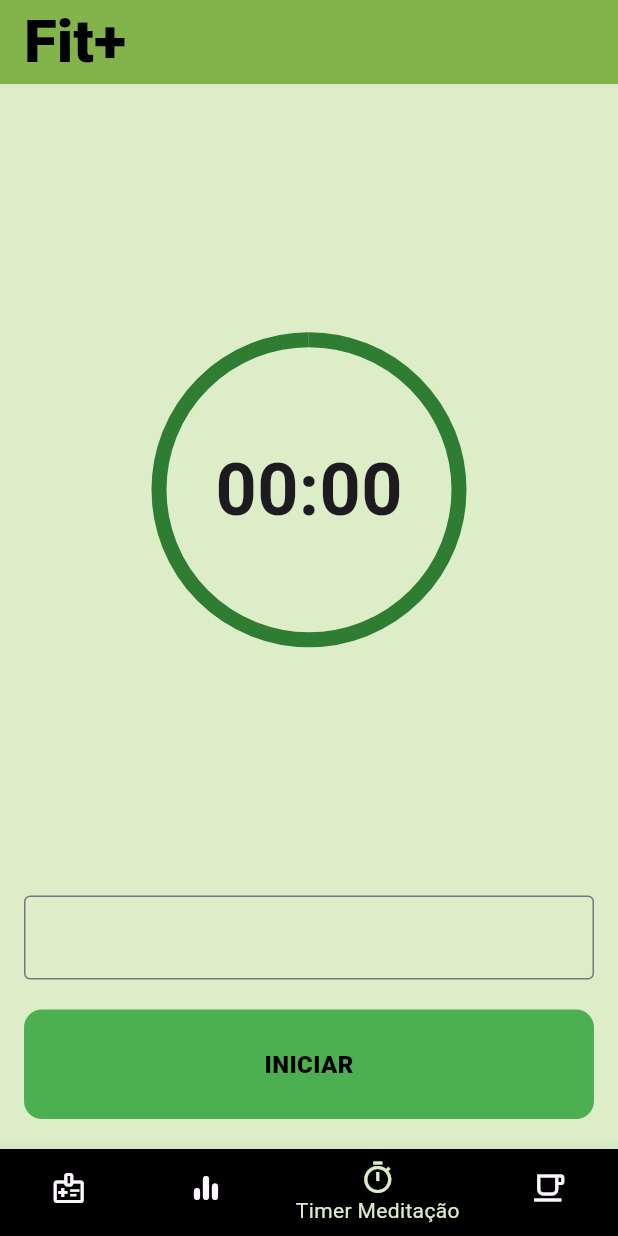
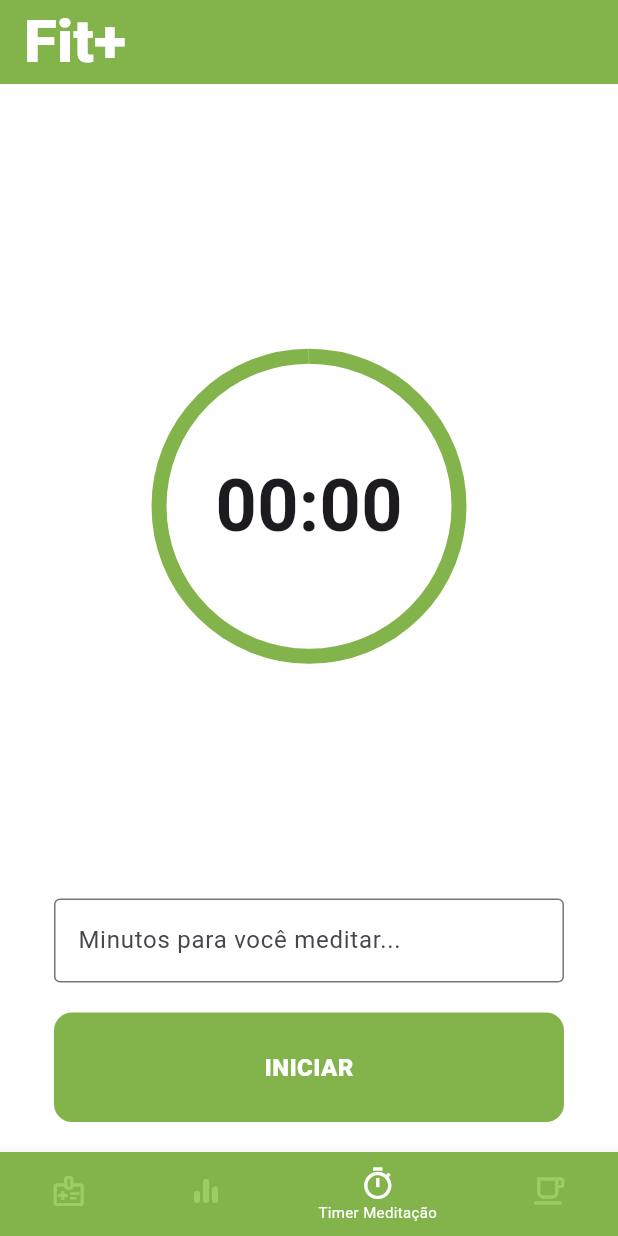
Before and after one commit to emal0n/fitmais, a Flutter app: the screen it shows after launch, item 3 of the bottom bar chosen, on a phone screen of 412 x 824 dp. Run offline on Flutter 3.47's test engine with Material 3 defaults, Android fonts, the light colour scheme and no system bars; our stand-ins replace cloud_firestore, firebase_core; accounts and stored records are empty.

Commit message:
Ajustes Gerais na Interface

```diff
--- a/lib/CtrlIMC.dart
+++ b/lib/CtrlIMC.dart
@@ -135,7 +135,7 @@ class CtrlImcState extends State<CtrlImc> {
             padding: const EdgeInsets.only(left: 20, right: 20, top: 20),
             decoration: const BoxDecoration(
               color: Colors.white,
-              borderRadius: BorderRadius.only(topLeft: Radius.circular(70))
+             // borderRadius: BorderRadius.only(topLeft: Radius.circular(70))
             ),
             child: Center(
                 child: Column(
--- a/lib/Dicas_saude.dart
+++ b/lib/Dicas_saude.dart
@@ -7,21 +7,27 @@ class DicasSaude extends StatelessWidget {
   @override
   Widget build(BuildContext context) {
     return Scaffold(
-      backgroundColor:  Colors.lightGreen[100],
-      body: Center(
+      body: Container(
+         decoration: const BoxDecoration(color: Color.fromARGB(255, 131, 180, 75)),
+          child: Container(
+            padding: const EdgeInsets.only(left: 20, right: 20, top: 20),
+            decoration: const BoxDecoration(
+              color: Colors.white,
+              borderRadius: BorderRadius.only(topLeft: Radius.circular(70))
+            ),
         child: Padding(
-          padding: const EdgeInsets.symmetric(horizontal: 25.0),
+          padding: const EdgeInsets.symmetric(horizontal: 10.0),
           child: Column(
             mainAxisAlignment: MainAxisAlignment.center,
             children: [
               Padding(
-                padding: const EdgeInsets.all(25.0),
+                padding: const EdgeInsets.all(10.0),
                 child: Image.asset(
                   'lib/Dumps/saude.png',
                   height: 240,
                 ),
               ),
-
+              const SizedBox(height: 20),
               const Text(
                 'Beba água!',
                 style: TextStyle(
@@ -95,6 +101,7 @@ class DicasSaude extends StatelessWidget {
           ),
         ),
       ),
+      ),
     );
   }
 }
--- a/lib/TelaPrincipal.dart
+++ b/lib/TelaPrincipal.dart
@@ -4,7 +4,6 @@ import 'package:fitmais/Dicas_saude.dart';
 import 'package:fitmais/mainVICTOR.dart';
 import 'package:flutter/material.dart';
 import 'package:flutter/widgets.dart';
-import 'package:google_nav_bar/google_nav_bar.dart';
 import 'CtrlIMC.dart';
 import 'timer.dart';
 
@@ -18,7 +17,6 @@ class TelaPrincipalState extends State<TelaPrincipal> {
   int _currentIndex = 0;
 
   final List<Widget> _pages = [
-
     DicasSaude(),
     CtrlImc(),
     Cronometro(),
@@ -39,7 +37,7 @@ class TelaPrincipalState extends State<TelaPrincipal> {
         titleTextStyle: const TextStyle(
         fontSize: 40,
         fontWeight:FontWeight.w900,
-        color: Colors.black,
+        color: Colors.white,
         ),
         backgroundColor: const Color.fromARGB(255, 131, 180, 75),
       ),
@@ -51,26 +49,28 @@ class TelaPrincipalState extends State<TelaPrincipal> {
           BottomNavigationBarItem(
             icon: Icon(Icons.medical_information_outlined),
             label: 'Dicas de Saúde',
-            backgroundColor:  Colors.black,
+            backgroundColor:  Color.fromARGB(255, 131, 180, 75),
           ),
            BottomNavigationBarItem(
             icon: Icon(Icons.equalizer_rounded),
             label: 'Registro do Peso',
-            backgroundColor:  Colors.black,
+            backgroundColor:  Color.fromARGB(255, 131, 180, 75),
           ),
           BottomNavigationBarItem(
             icon: Icon(Icons.timer_sharp),
             label: 'Timer Meditação',
-            backgroundColor:  Colors.black,
+            backgroundColor:  Color.fromARGB(255, 131, 180, 75),
           ),
           BottomNavigationBarItem(
             icon: Icon(Icons.local_cafe_outlined),
             label: 'Rotina de Alimentação',
-            backgroundColor:  Colors.black,
+            backgroundColor:  Color.fromARGB(255, 131, 180, 75),
           ),
         ],
 
-        selectedItemColor: Colors.lightGreen[100],
+        selectedItemColor: Colors.white,
+        unselectedItemColor: Colors.lightGreen[400],
+        selectedFontSize: 10,
         currentIndex: _currentIndex,
         onTap: _onTap,
       ),
--- a/lib/timer.dart
+++ b/lib/timer.dart
@@ -1,7 +1,5 @@
 import 'package:flutter/material.dart';
 import 'dart:async';
-import 'package:audioplayers/audioplayers.dart';
-
 
 class Cronometro extends StatefulWidget {
   @override
@@ -9,7 +7,6 @@ class Cronometro extends StatefulWidget {
 }
 
 class _CronometroState extends State<Cronometro> {
-  final Player = AudioCache();
 
   TextEditingController _controller = TextEditingController();
   late Timer _timer;
@@ -75,7 +72,13 @@ class _CronometroState extends State<Cronometro> {
   Widget build(BuildContext context) {
     return Scaffold(
       body: Container(
-        color: Colors.lightGreen[100],
+       decoration: const BoxDecoration(color: Color.fromARGB(255, 131, 180, 75)),
+          child: Container(
+            padding: const EdgeInsets.only(left: 20, right: 20, top: 20),
+            decoration: const BoxDecoration(
+              color: Colors.white,
+             // borderRadius: BorderRadius.only(topLeft: Radius.circular(70))
+            ),
         child: Column(
           mainAxisAlignment: MainAxisAlignment.center,
           children: <Widget>[
@@ -92,7 +95,7 @@ class _CronometroState extends State<Cronometro> {
                             _totalTime == 0 ? 1.0 : _remainingTime / _totalTime,
                         strokeWidth: 10,
                         valueColor: AlwaysStoppedAnimation<Color>(
-                            Colors.green[800]!),
+                            Color.fromARGB(255, 131, 180, 75)),
                       ),
                     ),
                     Text(
@@ -116,6 +119,7 @@ class _CronometroState extends State<Cronometro> {
                         keyboardType: TextInputType.number,
                         decoration: InputDecoration(
                           border: OutlineInputBorder(),
+                          labelText: 'Minutos para você meditar...',
                         ),
                       ),
                     ),
@@ -124,7 +128,7 @@ class _CronometroState extends State<Cronometro> {
                   onTap: _startTimer,
                   child: Container(
                       decoration: BoxDecoration(
-                        color: Colors.green,
+                        color:Color.fromARGB(255, 131, 180, 75),
                         borderRadius: BorderRadius.circular(12),
                       ),
                       padding: const EdgeInsets.all(25),
@@ -132,7 +136,7 @@ class _CronometroState extends State<Cronometro> {
                         child: Text(
                           'INICIAR',
                           style: TextStyle(
-                            color: Colors.black,
+                            color: Colors.white,
                             fontWeight: FontWeight.w900,
                             fontSize: 16,
                           ),
@@ -143,7 +147,7 @@ class _CronometroState extends State<Cronometro> {
                   onTap: _stopTimer,
                   child: Container(
                       decoration: BoxDecoration(
-                        color: Colors.green,
+                        color: Color.fromARGB(255, 131, 180, 75),
                         borderRadius: BorderRadius.circular(12),
                       ),
                       padding: const EdgeInsets.all(25),
@@ -151,7 +155,7 @@ class _CronometroState extends State<Cronometro> {
                         child: Text(
                           'PARAR',
                           style: TextStyle(
-                            color: Colors.black,
+                            color: Colors.white,
                             fontWeight: FontWeight.w900,
                             fontSize: 16,
                           ),
@@ -162,7 +166,7 @@ class _CronometroState extends State<Cronometro> {
                   onTap: _resetTimer,
                   child: Container(
                       decoration: BoxDecoration(
-                        color: Colors.green,
+                        color: Color.fromARGB(255, 131, 180, 75),
                         borderRadius: BorderRadius.circular(12),
                       ),
                       padding: const EdgeInsets.all(25),
@@ -170,7 +174,7 @@ class _CronometroState extends State<Cronometro> {
                         child: Text(
                           'RESETAR',
                           style: TextStyle(
-                            color: Colors.black,
+                            color: Colors.white,
                             fontWeight: FontWeight.w900,
                             fontSize: 16,
                           ),
@@ -180,10 +184,12 @@ class _CronometroState extends State<Cronometro> {
                 ],
               ),
             ),
+
             SizedBox(height: 20.0),
           ],
         ),
       ),
+      ),
     );
   }
 }
--- a/pubspec.yaml
+++ b/pubspec.yaml
@@ -37,7 +37,6 @@ dependencies:
   firebase_core: ^3.0.0
   cloud_firestore: ^5.0.0
   audioplayers: ^6.0.0
-  google_nav_bar: ^5.0.6
   intl: ^0.17.0
 
 dev_dependencies:
```
Also changed, not shown: lib/Dumps/saude.png, pubspec.lock.
